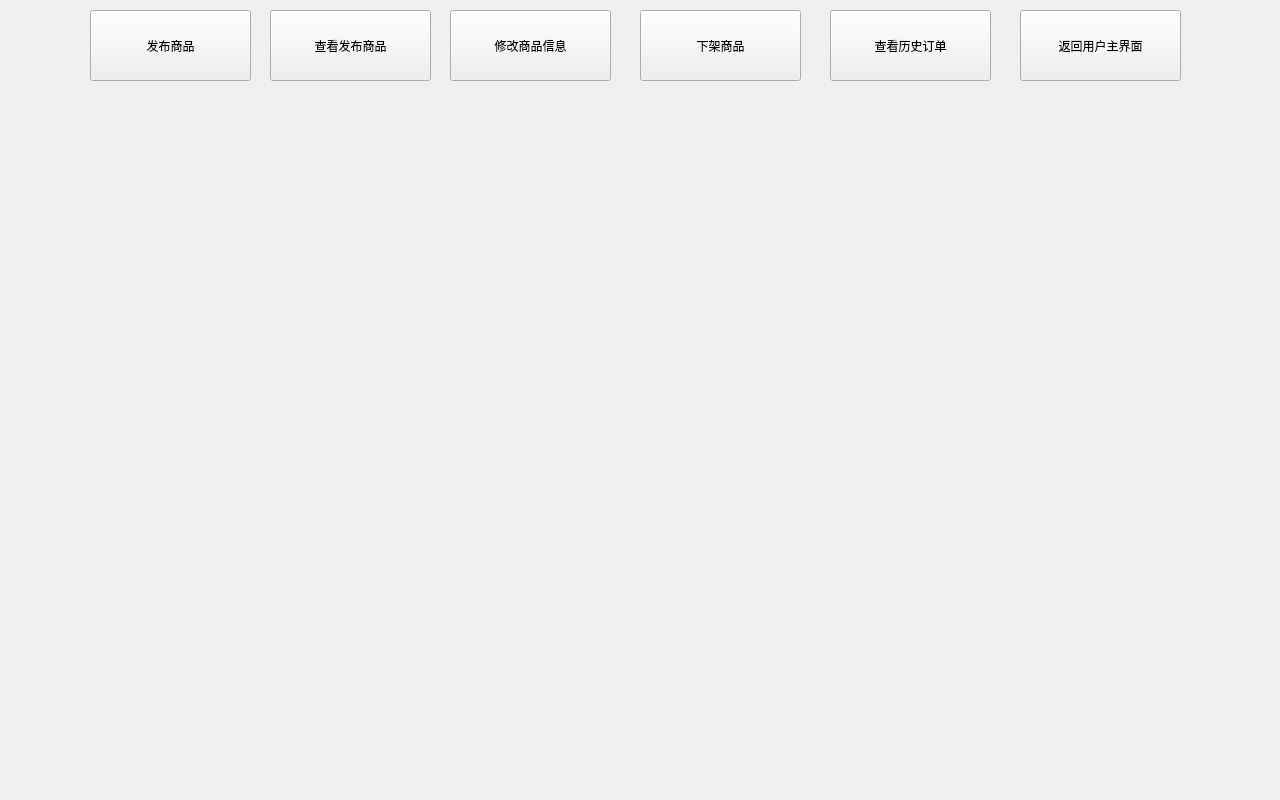
This is WinterOlympicStore/sellerwindow.ui in bbzunyi/WinterOlympic as Qt 5 draws it before an edit. The edited form follows.
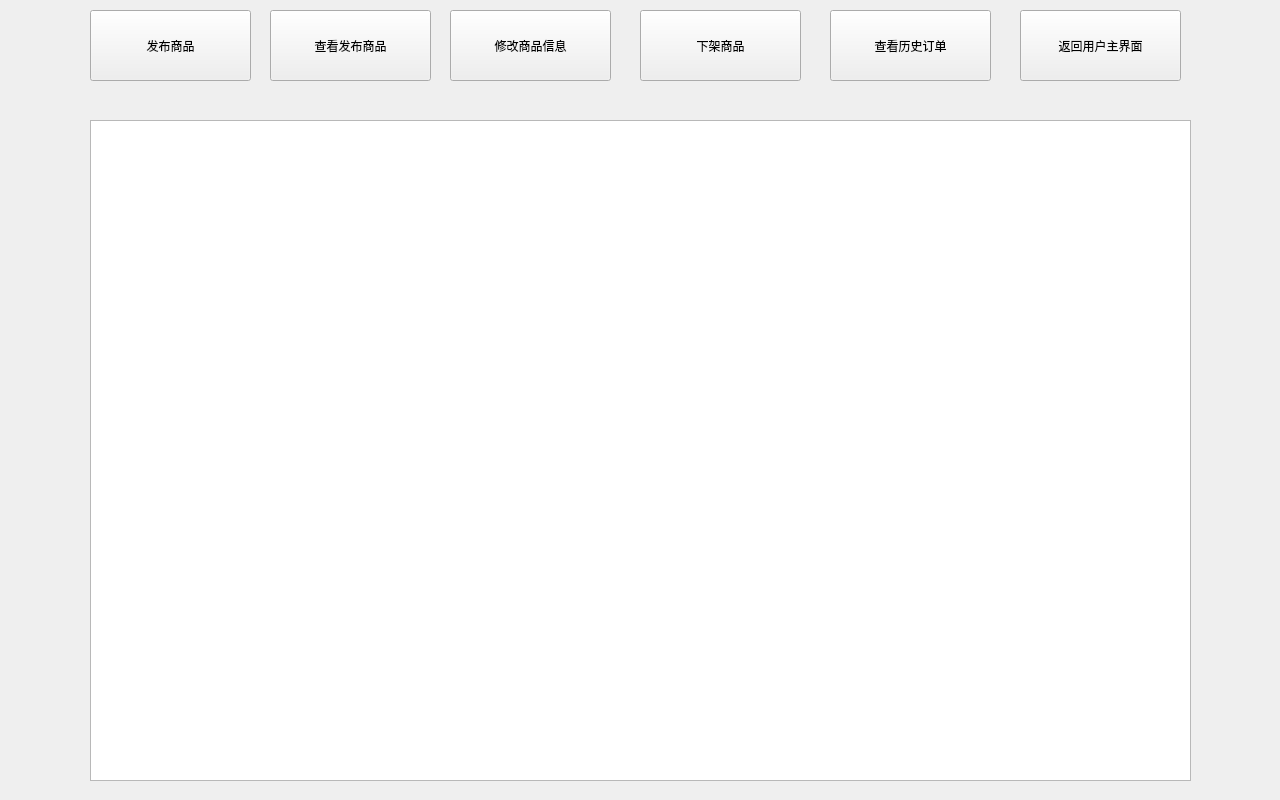
This is the edited form.

The edit to the form file:
```diff
--- a/WinterOlympicStore/sellerwindow.ui
+++ b/WinterOlympicStore/sellerwindow.ui
@@ -91,6 +91,16 @@
     <string>下架商品</string>
    </property>
   </widget>
+  <widget class="QTableView" name="tableView">
+   <property name="geometry">
+    <rect>
+     <x>90</x>
+     <y>120</y>
+     <width>1101</width>
+     <height>661</height>
+    </rect>
+   </property>
+  </widget>
  </widget>
  <resources/>
  <connections/>
```
Left out of the diff: 8 changed lines with no effect on the pictures.
